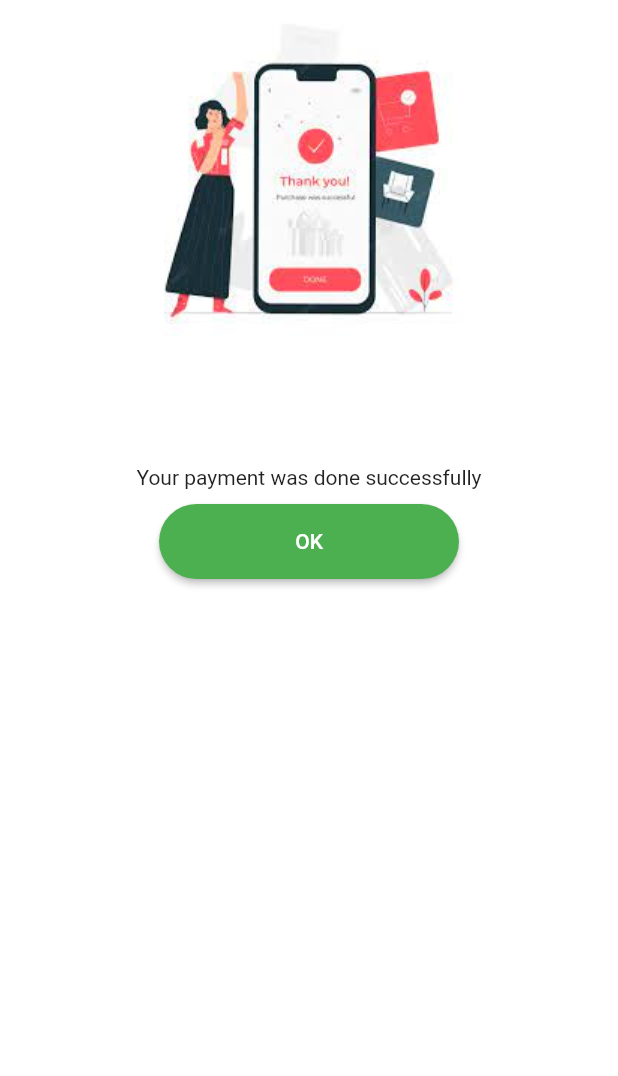
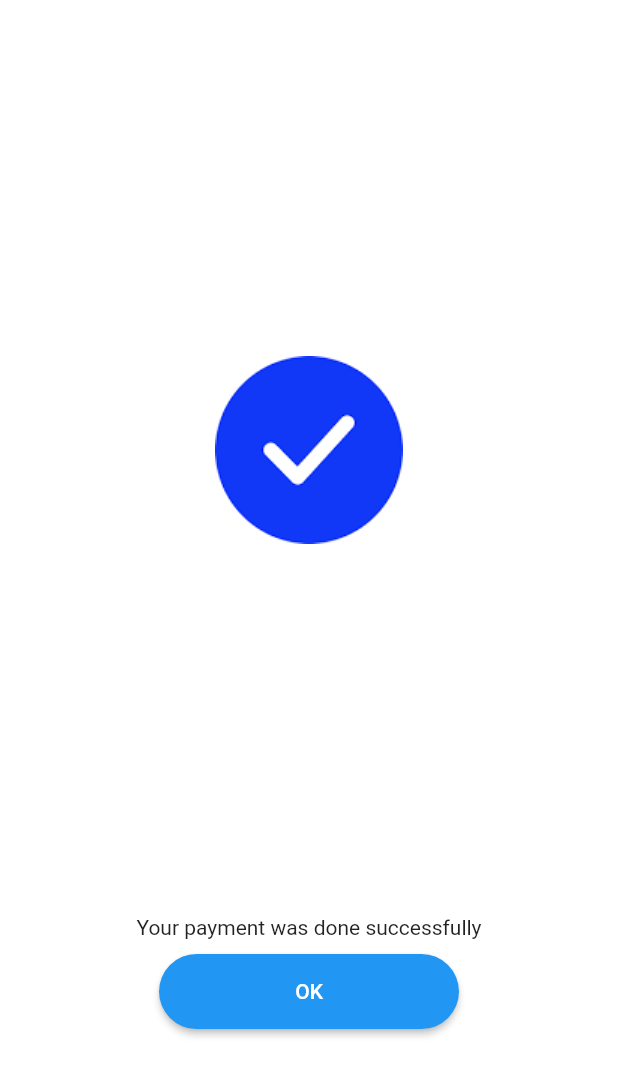
Before and after one commit to lubnawahid/industrialvisit, a Flutter app: the payment1 screen opened directly, on a phone screen of 412 x 824 dp. Shown: the top 1076 px of the screen. Run offline on Flutter 3.47's test engine with Material 2 defaults, Android fonts, the light colour scheme and no system bars.

Commit message:
industrial visit

```diff
--- a/lib/homescreen.dart
+++ b/lib/homescreen.dart
@@ -33,6 +33,7 @@ class _homescreenState extends State<homescreen> {
             child:Padding(
               padding:const EdgeInsets.all(20),
               child: GridView(
+
 
                 children: [
 
@@ -87,7 +88,7 @@ class _homescreenState extends State<homescreen> {
                   ),
                   GestureDetector(
                     onTap: (){
-                      Navigator.push(context, MaterialPageRoute(builder: (context) =>payment1()));
+                      Navigator.push(context, MaterialPageRoute(builder: (context) =>payment()));
                     },
                     child: Container(decoration: BoxDecoration(borderRadius: BorderRadius.circular(40),color: Colors.lightBlueAccent),
                       child: Column(
--- a/lib/main.dart
+++ b/lib/main.dart
@@ -13,7 +13,7 @@ class MyApp extends StatelessWidget{
   Widget build(BuildContext context){
     return MaterialApp(
       debugShowCheckedModeBanner: false,
-      home:homescreen(),
+      home:welcome(),
     );
   }
 
--- a/lib/payment1.dart
+++ b/lib/payment1.dart
@@ -1,3 +1,6 @@
+import 'package:flutter/cupertino.dart';
+import 'package:flutter/cupertino.dart';
+import 'package:flutter/cupertino.dart';
 import 'package:flutter/cupertino.dart';
 import 'package:flutter/material.dart';
 import 'package:industrialvisit/homescreen.dart';
@@ -20,16 +23,16 @@ class _paymentState extends State<payment1> {
           child: Column(
             mainAxisAlignment: MainAxisAlignment.center,
             children: [
-              Image.asset("images/paymentsucessful.jpg",
-                height: 300,
+              Image.asset("images/pay.png",
+                height: 600,
                 width: 300,
-                alignment: Alignment.topCenter,),
+                alignment: Alignment.center,),
               Padding(
-                padding: EdgeInsets.symmetric(horizontal: 10, vertical: 10),
+              padding: EdgeInsets.all(10),
                 child: Text("Your payment was done successfully",
-                  textAlign: TextAlign.center, selectionColor: Colors.green,),
+                  textAlign: TextAlign.center, selectionColor: Colors.blue,),
+              ),
 
-              ),
 
               ElevatedButton(onPressed: () {
                 Navigator.push(context,
@@ -37,7 +40,7 @@ class _paymentState extends State<payment1> {
               },
                 style: ElevatedButton.styleFrom(shape: RoundedRectangleBorder(
                     borderRadius: BorderRadius.circular(50.0)),
-                    primary: Colors.green,
+                    primary: Colors.blue,
                     fixedSize: Size(200, 50)),
                 child: Text("OK", style: TextStyle(color: Colors.white),),
               ),
```
Also changed, not shown: lib/payment.dart (+114 -1 lines), images/pay.png (added).
